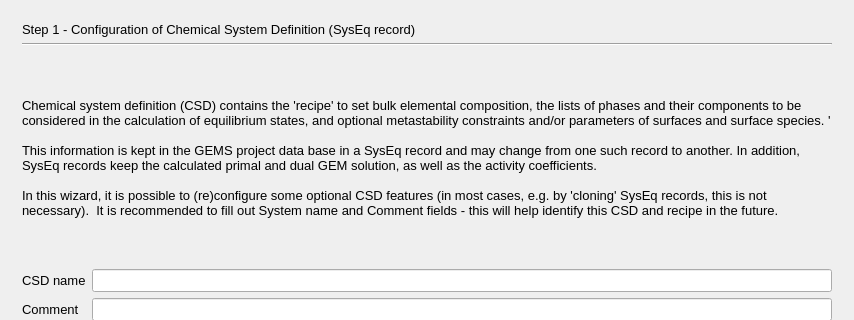
This is gems3/vizor4/dlg4/SystemWizard4.ui in gemshub/GEMSGUI as Qt 5 draws it before an edit; both pictures show x 0 to 854 and y 0 to 320 of the 854 by 589 pixel window. The edited form follows.
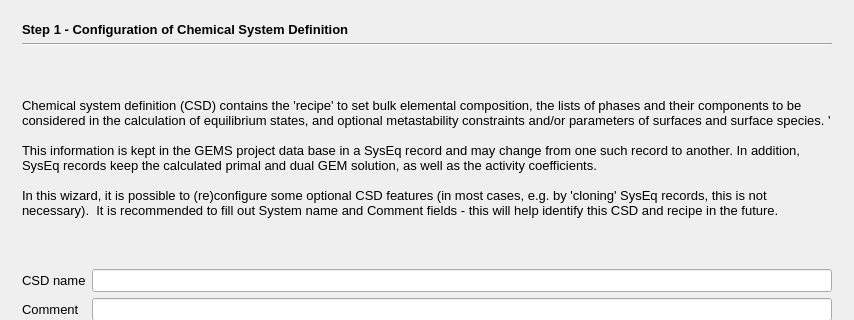
This is the edited form. The open tabs and pages were chosen to show the change.

Commit message: Harmonized editing by TW (r1763) of some wizards in upgrade tree (DK)

What changed in the file:
```diff
--- a/gems3/vizor4/dlg4/SystemWizard4.ui
+++ b/gems3/vizor4/dlg4/SystemWizard4.ui
@@ -52,8 +52,14 @@
            <verstretch>0</verstretch>
           </sizepolicy>
          </property>
+         <property name="font">
+          <font>
+           <weight>75</weight>
+           <bold>true</bold>
+          </font>
+         </property>
          <property name="text">
-          <string>Step 1 - Configuration of Chemical System Definition (SysEq record)</string>
+          <string>Step 1 - Configuration of Chemical System Definition</string>
          </property>
         </widget>
        </item>
```
Left out of the diff: 10 changed lines with no effect on the pictures. The commit also changes 3 other files.
